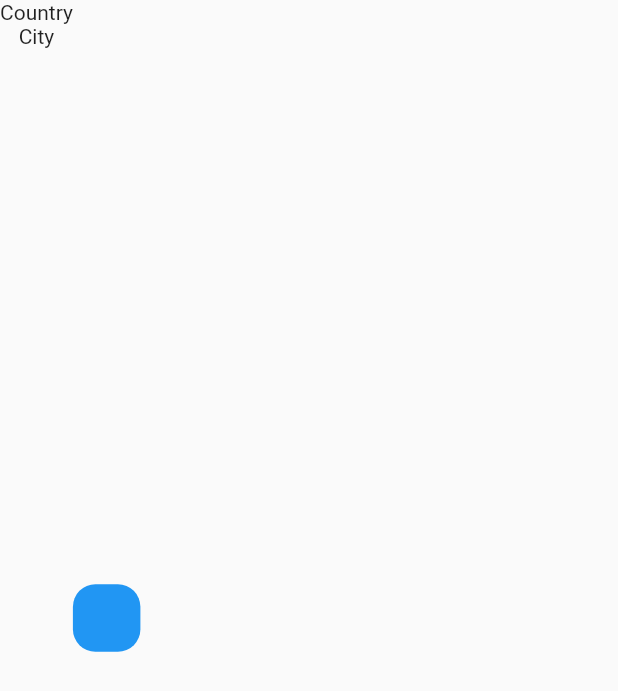
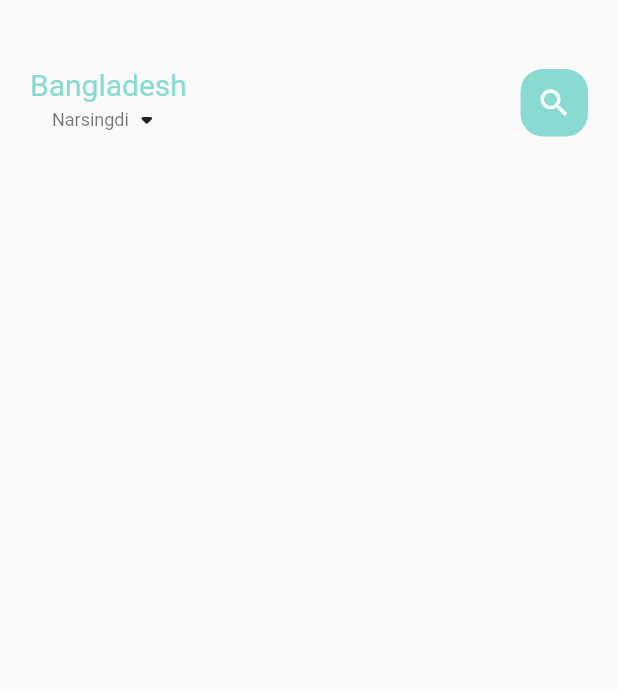
Before and after one commit to FidelisMatheus/e_commerce_app_flutter, a Flutter app: the screen it shows after launch, on a phone screen of 412 x 824 dp. Shown: the top 691 px of the screen. Run offline on Flutter 3.47's test engine with Material 2 defaults, Android fonts, the phone set to English and light mode, and no system bars.

Commit message:
First Commit

```diff
--- /dev/null
+++ b/lib/home/food_page_body.dart
@@ -0,0 +1,15 @@
+import 'package:flutter/material.dart';
+
+class FoodPageBody extends StatefulWidget {
+  const FoodPageBody({Key? key}) : super(key: key);
+
+  @override
+  _FoodPageBodyState createState() => _FoodPageBodyState();
+}
+
+class _FoodPageBodyState extends State<FoodPageBody> {
+  @override
+  Widget build(BuildContext context) {
+    return Container();
+  }
+}
--- a/lib/home/main_food_page.dart
+++ b/lib/home/main_food_page.dart
@@ -1,3 +1,6 @@
+import 'package:e_commerce_app/utils/colors.dart';
+import 'package:e_commerce_app/widgets/big_text.dart';
+import 'package:e_commerce_app/widgets/small_text.dart';
 import 'package:flutter/material.dart';
 
 class MainFoodPage extends StatefulWidget {
@@ -11,28 +14,52 @@ class _MainFoodPageState extends State<MainFoodPage> {
   @override
   Widget build(BuildContext context) {
     return Scaffold(
-      body: Container(
+      body: Column(
+        children: [
+          Container(
             child: Container(
+              margin: EdgeInsets.only(top: 45, bottom: 15),
+              padding: EdgeInsets.only(left: 20, right: 20),
               child: Row(
+                mainAxisAlignment: MainAxisAlignment.spaceBetween,
                 children: [
                   Column(
                     children: [
-                  Text('Country'),
-                  Text('City'),
+                      BigText(
+                        text: 'Bangladesh',
+                        color: AppColors.mainColor,
+                      ),
+                      Row(
+                        children: [
+                          SmallText(
+                            text: 'Narsingdi',
+                            color: Colors.black54,
+                          ),
+                          Icon(Icons.arrow_drop_down_rounded),
+                        ],
+                      )
                     ],
                   ),
-              Container(
+                  Center(
+                    child: Container(
                       width: 45,
                       height: 45,
+                      child: Icon(
+                        Icons.search,
+                        color: Colors.white,
+                      ),
                       decoration: BoxDecoration(
                         borderRadius: BorderRadius.circular(15),
-                  color: Colors.blue,
+                        color: AppColors.mainColor,
+                      ),
                     ),
                   ),
                 ],
               ),
             ),
           ),
+        ],
+      ),
     );
   }
 }
--- /dev/null
+++ b/lib/utils/colors.dart
@@ -0,0 +1,15 @@
+import 'package:flutter/cupertino.dart';
+
+class AppColors {
+  static final Color textColor = const Color(0xFFccc7c5);
+  static final Color mainColor = const Color(0xFF89dad0);
+
+  static final Color iconColor1 = const Color(0xFFffd28d);
+  static final Color iconColor2 = const Color(0xFFfcab88);
+  static final Color paraColor = const Color(0xFF8f837f);
+  static final Color buttonBackgroundColor = const Color(0xFFf7f6f4);
+  static final Color signColor = const Color(0xFFa9a29f);
+  static final Color titleColor = const Color(0xFF5c524f);
+  static final Color mainBlackColor = const Color(0xFF332d2b);
+  static final Color yellowColor = const Color(0xFFffd379);
+}
--- /dev/null
+++ b/lib/widgets/big_text.dart
@@ -0,0 +1,31 @@
+import 'package:flutter/material.dart';
+
+class BigText extends StatelessWidget {
+  Color? color;
+  final String text;
+  double size;
+  TextOverflow overFlow;
+
+  BigText({
+    Key? key,
+    required this.text,
+    this.size = 20,
+    this.color = const Color(0xFF332d2b), //main black color
+    this.overFlow = TextOverflow.ellipsis,
+  }) : super(key: key);
+
+  @override
+  Widget build(BuildContext context) {
+    return Text(
+      text,
+      maxLines: 1,
+      overflow: overFlow,
+      style: TextStyle(
+        fontFamily: 'Roboto',
+        color: color,
+        fontSize: size,
+        fontWeight: FontWeight.w400,
+      ),
+    );
+  }
+}
--- /dev/null
+++ b/lib/widgets/small_text.dart
@@ -0,0 +1,29 @@
+import 'package:flutter/material.dart';
+
+class SmallText extends StatelessWidget {
+  Color? color;
+  final String text;
+  double size;
+  double height;
+
+  SmallText({
+    Key? key,
+    required this.text,
+    this.size = 12,
+    this.height = 1.2, //valor de distancia entre as linhas
+    this.color = const Color(0xFFccc7c5), //main color
+  }) : super(key: key);
+
+  @override
+  Widget build(BuildContext context) {
+    return Text(
+      text,
+      style: TextStyle(
+        fontFamily: 'Roboto',
+        color: color,
+        fontSize: size,
+        height: height,
+      ),
+    );
+  }
+}
```
Also changed, not shown: pubspec.yaml (+15 -3 lines), assets/font/Roboto-Black.ttf (added), assets/font/Roboto-Bold.ttf (added), assets/font/Roboto-Medium.ttf (added), assets/font/Roboto-Regular.ttf (added). Lines whose indentation alone changed are shown as unchanged.
